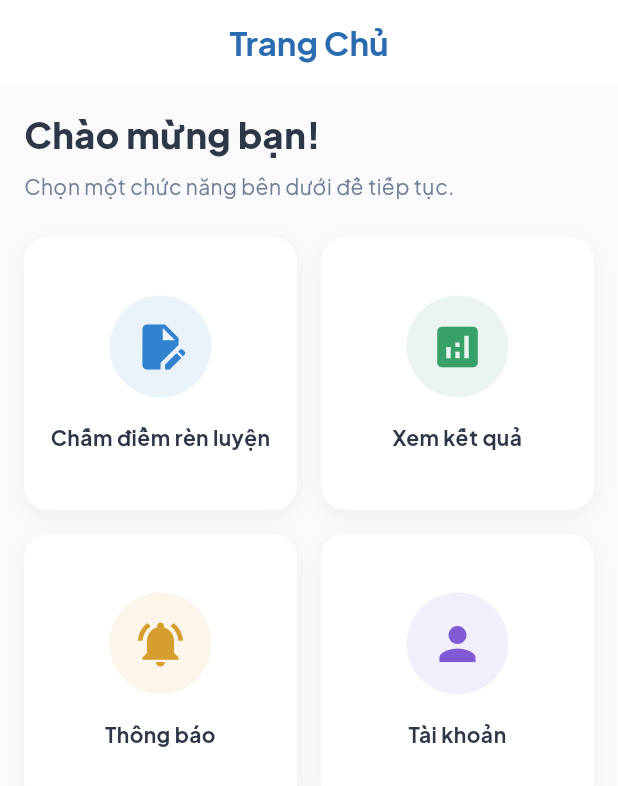
After one commit to ThanhNhut1404/phieurenluyen_app, a Flutter app: the HomeScreen screen opened directly, on a phone screen of 412 x 824 dp. The commit adds this screen. Shown: the top 786 px of the screen. Run offline on Flutter 3.47's test engine with Material 3 defaults, Android fonts, the phone set to English and light mode, and no system bars; our stand-ins replace device_preview, google_fonts, image_picker, shared_preferences; accounts and stored records are empty; network calls fail.

Commit message:
up upppp

```diff
--- /dev/null
+++ b/lib/screens/home_screen.dart
@@ -0,0 +1,157 @@
+import 'package:flutter/material.dart';
+import 'package:google_fonts/google_fonts.dart';
+import 'package:phieurenluyen_app/screens/cham_diem_screen.dart';
+
+class HomeScreen extends StatelessWidget {
+  const HomeScreen({super.key});
+
+  @override
+  Widget build(BuildContext context) {
+    return Scaffold(
+      backgroundColor: const Color(0xFFF8FAFC),
+      appBar: AppBar(
+        backgroundColor: Colors.white,
+        elevation: 0,
+        centerTitle: true,
+        title: Text(
+          'Trang Chủ',
+          style: GoogleFonts.plusJakartaSans(
+            color: const Color(0xFF2B6CB0),
+            fontWeight: FontWeight.bold,
+          ),
+        ),
+        iconTheme: const IconThemeData(color: Color(0xFF2D3748)),
+      ),
+      body: SafeArea(
+        child: Padding(
+          padding: const EdgeInsets.all(16.0),
+          child: Column(
+            crossAxisAlignment: CrossAxisAlignment.start,
+            children: [
+              Text(
+                'Chào mừng bạn!',
+                style: GoogleFonts.plusJakartaSans(
+                  fontSize: 24,
+                  fontWeight: FontWeight.w800,
+                  color: const Color(0xFF2D3748),
+                ),
+              ),
+              const SizedBox(height: 8),
+              Text(
+                'Chọn một chức năng bên dưới để tiếp tục.',
+                style: GoogleFonts.plusJakartaSans(
+                  fontSize: 14,
+                  color: const Color(0xFF718096),
+                ),
+              ),
+              const SizedBox(height: 24),
+              Expanded(
+                child: GridView.count(
+                  crossAxisCount: 2,
+                  crossAxisSpacing: 16,
+                  mainAxisSpacing: 16,
+                  children: [
+                    _buildFeatureCard(
+                      context,
+                      icon: Icons.edit_document,
+                      title: 'Chấm điểm rèn luyện',
+                      color: const Color(0xFF3182CE),
+                      onTap: () {
+                        Navigator.push(
+                          context,
+                          MaterialPageRoute(builder: (context) => const ChamDiemScreen()),
+                        );
+                      },
+                    ),
+                    _buildFeatureCard(
+                      context,
+                      icon: Icons.analytics,
+                      title: 'Xem kết quả',
+                      color: const Color(0xFF38A169),
+                      onTap: () {
+                        // Thêm logic chuyển đến màn hình Kết quả
+                      },
+                    ),
+                    _buildFeatureCard(
+                      context,
+                      icon: Icons.notifications_active,
+                      title: 'Thông báo',
+                      color: const Color(0xFFD69E2E),
+                      onTap: () {
+                        // Thêm logic xem thông báo
+                      },
+                    ),
+                    _buildFeatureCard(
+                      context,
+                      icon: Icons.person,
+                      title: 'Tài khoản',
+                      color: const Color(0xFF805AD5),
+                      onTap: () {
+                        // Thêm logic quản lý tài khoản
+                      },
+                    ),
+                  ],
+                ),
+              ),
+            ],
+          ),
+        ),
+      ),
+    );
+  }
+
+  Widget _buildFeatureCard(
+    BuildContext context, {
+    required IconData icon,
+    required String title,
+    required Color color,
+    required VoidCallback onTap,
+  }) {
+    return Material(
+      color: Colors.transparent,
+      child: InkWell(
+        onTap: onTap,
+        borderRadius: BorderRadius.circular(16),
+        child: Container(
+          decoration: BoxDecoration(
+            color: Colors.white,
+            borderRadius: BorderRadius.circular(16),
+            boxShadow: [
+              BoxShadow(
+                color: Colors.black.withOpacity(0.05),
+                blurRadius: 10,
+                offset: const Offset(0, 4),
+              ),
+            ],
+          ),
+          child: Column(
+            mainAxisAlignment: MainAxisAlignment.center,
+            children: [
+              Container(
+                padding: const EdgeInsets.all(16),
+                decoration: BoxDecoration(
+                  color: color.withOpacity(0.1),
+                  shape: BoxShape.circle,
+                ),
+                child: Icon(icon, size: 36, color: color),
+              ),
+              const SizedBox(height: 16),
+              Padding(
+                padding: const EdgeInsets.symmetric(horizontal: 8.0),
+                child: Text(
+                  title,
+                  textAlign: TextAlign.center,
+                  style: GoogleFonts.plusJakartaSans(
+                    fontSize: 14,
+                    fontWeight: FontWeight.bold,
+                    color: const Color(0xFF2D3748),
+                  ),
+                ),
+              ),
+            ],
+          ),
+        ),
+      ),
+    );
+  }
+}
--- a/pubspec.yaml
+++ b/pubspec.yaml
@@ -37,6 +37,8 @@ dependencies:
   google_fonts: ^8.2.1
   device_preview: ^1.3.1
   shared_preferences: ^2.5.5
+  http: ^1.6.0
+  image_picker: ^1.1.2
 
 dev_dependencies:
   flutter_test:
```
Also changed, not shown: lib/screens/cham_diem_screen.dart (added, +317 -0 lines), lib/screens/login_screen.dart (+36 -9 lines), lib/services/api_service.dart (added, +118 -0 lines), pubspec.lock, 6 other files.
